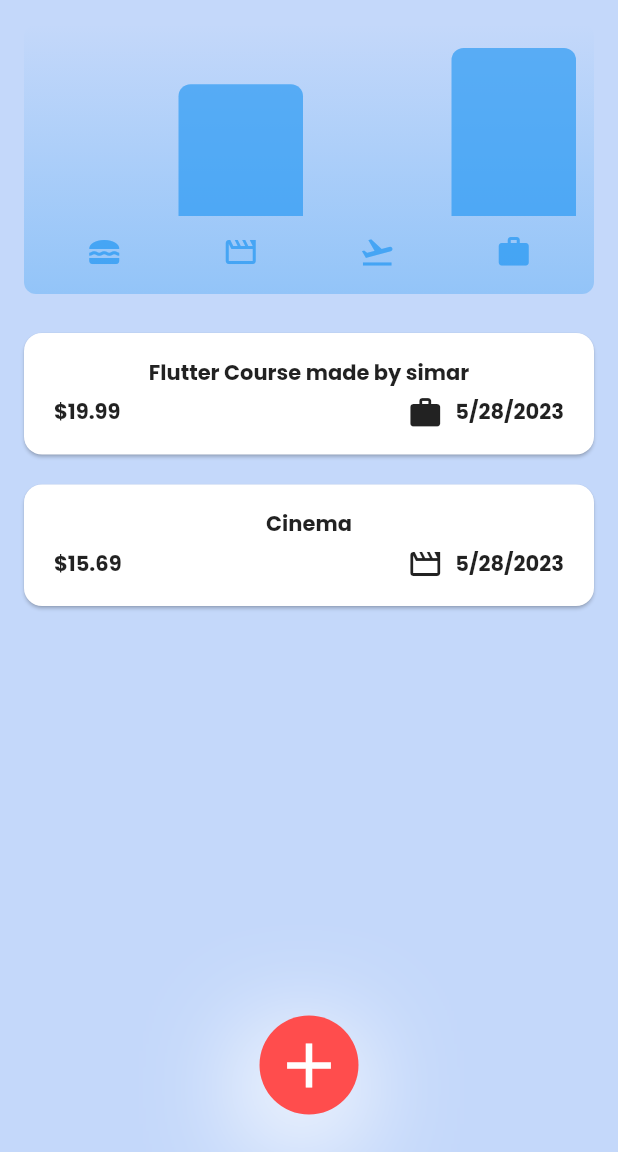
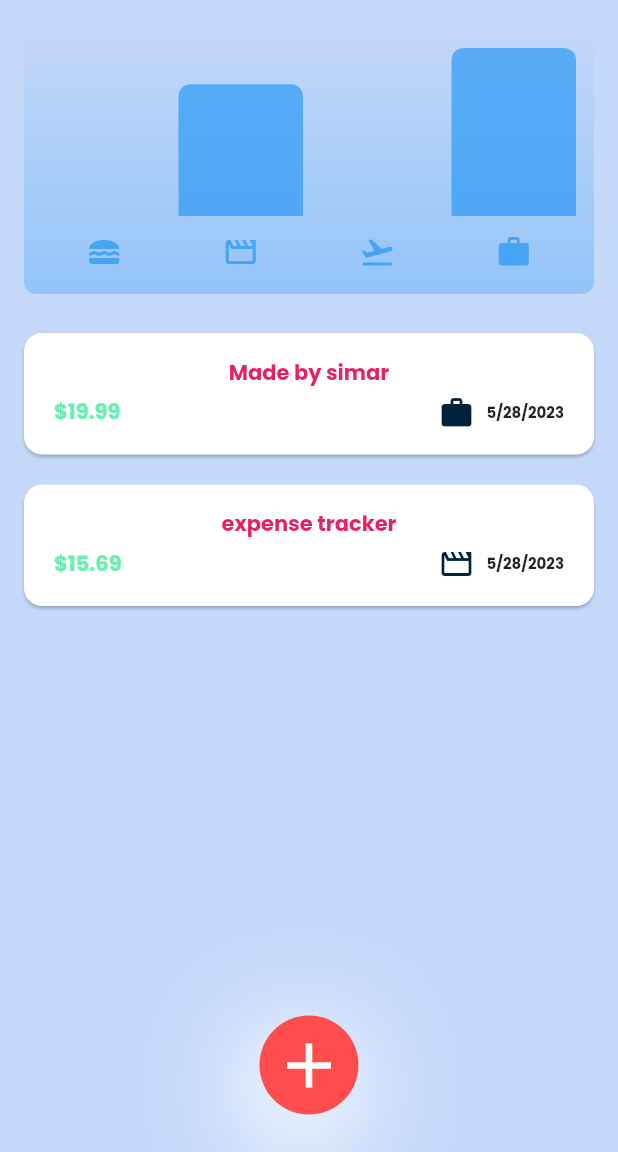
Before and after one commit to simar295/expenses_app, a Flutter app: the screen it shows after launch, on a phone screen of 412 x 824 dp, the part 84-1236 px from its top. Run offline on Flutter 3.47's test engine with Material 2 defaults, Android fonts, the phone set to English and light mode, and no system bars; our stand-ins replace google_fonts; missing offline and left inert: dart:ffi.

Commit message:
final sync

```diff
--- a/lib/expenses.dart
+++ b/lib/expenses.dart
@@ -27,13 +27,13 @@ class expensesstate extends State<expenses> {
   final List<expenseclass> registeredExpenses = [
     //dummy data
     expenseclass(
-        title: 'Flutter Course made by simar',
+        title: 'Made by simar',
         amount: 19.99,
         date: DateTime.now(),
         categoryy: category.work),
 
     expenseclass(
-      title: 'Cinema',
+      title: 'expense tracker',
       amount: 15.69,
       date: DateTime.now(),
       categoryy: category.leisure,
@@ -82,7 +82,10 @@ class expensesstate extends State<expenses> {
   @override
   Widget build(BuildContext context) {
     Widget maincontent = Center(
-      child: Text("start adding expenses"),
+      child: Text(
+        "start adding expenses",
+        style: GoogleFonts.poppins(fontWeight: FontWeight.bold),
+      ),
     );
     if (registeredExpenses.isNotEmpty) {
       maincontent = expenseslist(
@@ -137,8 +140,7 @@ class expensesstate extends State<expenses> {
                       ),
                     ),
                   ]),
-                  child:
-                  IconButton(
+                  child: IconButton(
                     color: Color.fromARGB(255, 255, 255, 255),
                     style: ButtonStyle(
                       backgroundColor: MaterialStatePropertyAll(
--- a/lib/expensewidget.dart
+++ b/lib/expensewidget.dart
@@ -18,7 +18,10 @@ class expensewidget extends StatelessWidget {
           children: [
             Text(
               expense.title,
-              style: GoogleFonts.poppins(fontWeight: FontWeight.bold),
+              style: GoogleFonts.poppins(
+                fontWeight: FontWeight.bold,
+                color: Colors.pink,
+              ),
             ),
             SizedBox(
               height: 4,
@@ -27,18 +30,25 @@ class expensewidget extends StatelessWidget {
               children: [
                 Text(
                   '\$${expense.amount.toStringAsFixed(2)}',
-                  style: GoogleFonts.poppins(fontWeight: FontWeight.bold),
+                  style: GoogleFonts.poppins(
+                      fontWeight: FontWeight.bold, color: Colors.greenAccent),
                 ), //shows decimal values till 2 places
                 Spacer(),
                 Row(
                   children: [
-                    Icon(categoryicons[expense.categoryy]),
+                    Icon(
+                      categoryicons[expense.categoryy],
+                      color: Color.fromARGB(255, 2, 33, 59),
+                    ),
+
                     SizedBox(
                       width: 8,
                     ),
+
                     Text(
                       expense.formatteddate,
-                      style: GoogleFonts.poppins(fontWeight: FontWeight.bold),
+                      style: GoogleFonts.poppins(
+                          fontWeight: FontWeight.bold, fontSize: 10),
                     )
                   ],
                 )
```
